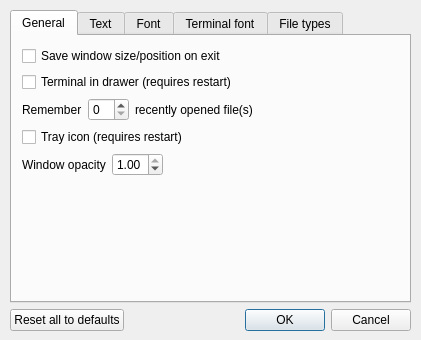
Above: ui/dlgPrefsUI.ui from spthaolt/qscite before the change. Below: the same form after it.
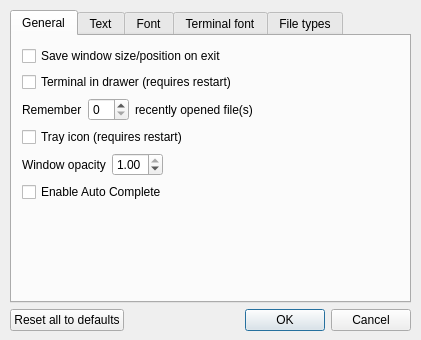
That is the form after the change.

Commit message: Added autocomplete option.

```diff
--- a/ui/dlgPrefsUI.ui
+++ b/ui/dlgPrefsUI.ui
@@ -136,6 +136,13 @@
            </item>
           </layout>
          </item>
+         <item>
+          <widget class="QCheckBox" name="cbAutoComplete">
+           <property name="text">
+            <string>Enable Auto Complete</string>
+           </property>
+          </widget>
+         </item>
          <item>
           <spacer>
            <property name="orientation" >
```
Left out of the diff: 615 changed lines with no effect on the pictures. The commit also changes 2 other files.
